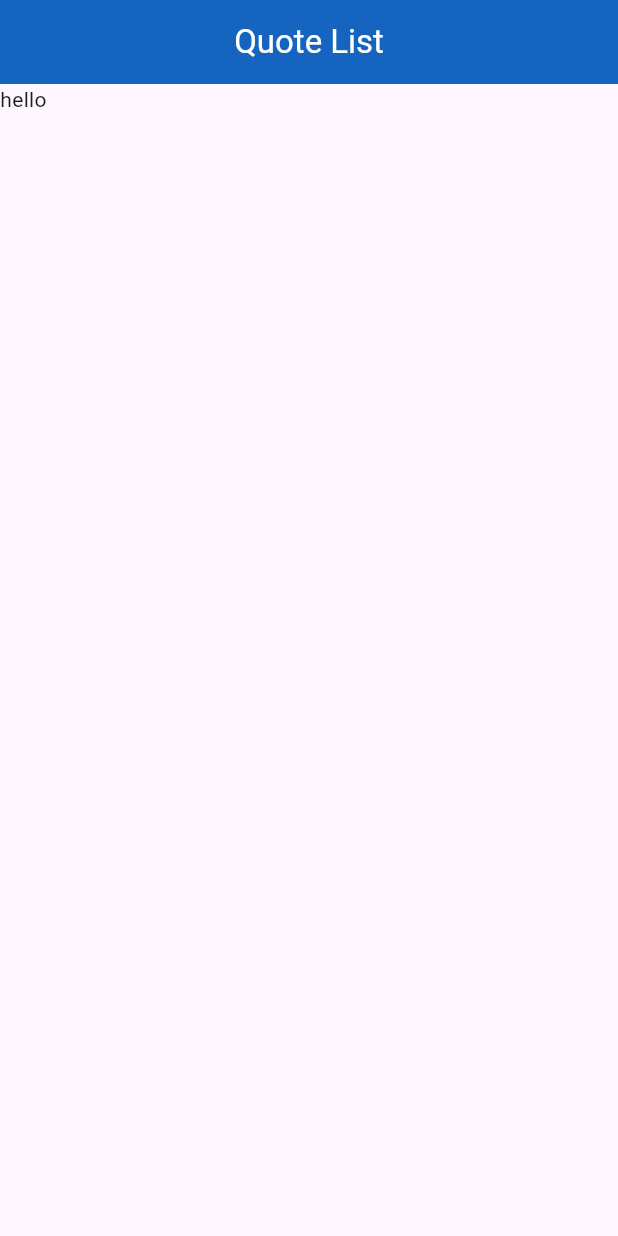
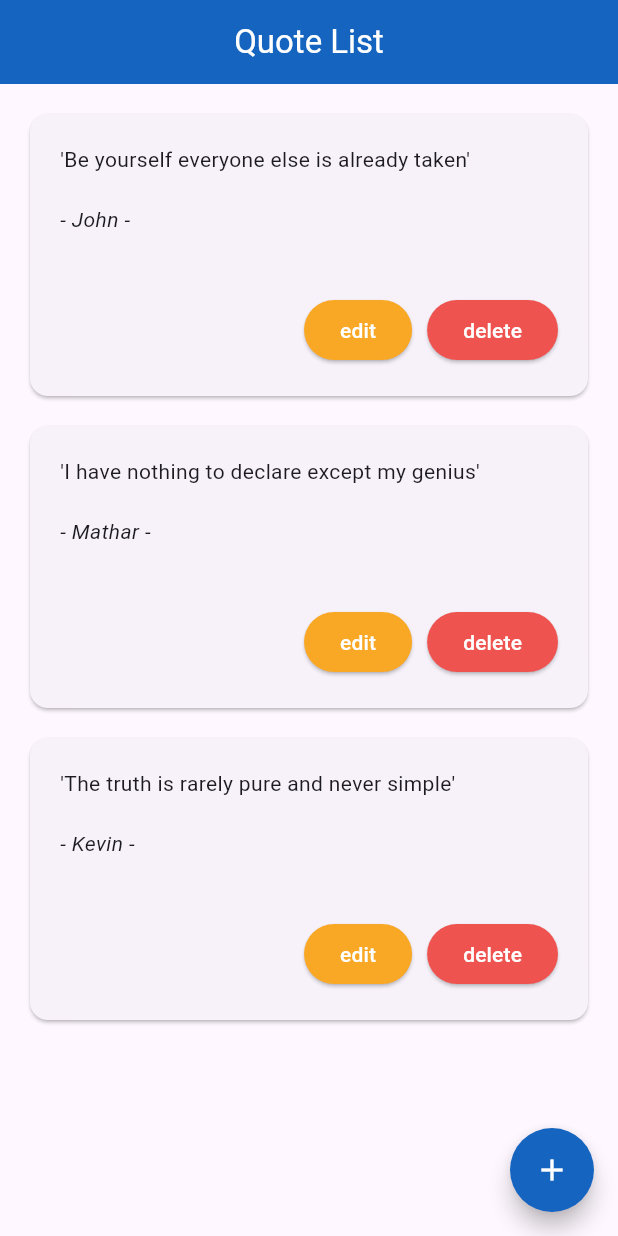
Before and after one commit to BinhNguyen3790/flutter_ninja, a Flutter app: the screen it shows after launch, on a phone screen of 412 x 824 dp. Run offline on Flutter 3.47's test engine with Material 3 defaults, Android fonts, the phone set to English and light mode, and no system bars.

```diff
--- a/lib/listdata-17.dart
+++ b/lib/listdata-17.dart
@@ -1,7 +1,138 @@
 import 'package:flutter/material.dart';
 
-class QuoteList extends StatelessWidget {
+class QuoteList extends StatefulWidget {
   const QuoteList({super.key});
+
+  @override
+  State<QuoteList> createState() => _QuoteListState();
+}
+
+class _QuoteListState extends State<QuoteList> {
+  List<Quotes> quotes = [
+    Quotes(author: "John", text: "Be yourself everyone else is already taken"),
+    Quotes(
+      author: "Mathar",
+      text: "I have nothing to declare except my genius",
+    ),
+    Quotes(author: "Kevin", text: "The truth is rarely pure and never simple"),
+  ];
+
+  void handleDelete(quote) {
+    setState(() {
+      quotes.remove(quote);
+      print("handle delete");
+    });
+  }
+
+  void handleAdd(String text, String author) {
+    setState(() {
+      quotes.add(Quotes(text: text, author: author));
+      print("add quote");
+    });
+  }
+
+  void handleEdit(int index, String text, String author) {
+    setState(() {
+      quotes[index].text = text;
+      quotes[index].author = author;
+    });
+  }
+
+  void showAddQuoteDialog() {
+    String newText = '';
+    String newAuthor = '';
+    showDialog(
+      context: context,
+      builder: (BuildContext context) {
+        return AlertDialog(
+          title: Text("Add a new Quote"),
+          content: Column(
+            mainAxisSize: MainAxisSize.min,
+            children: [
+              TextField(
+                decoration: InputDecoration(labelText: "Text"),
+                onChanged: (value) {
+                  newText = value;
+                },
+              ),
+              TextField(
+                decoration: InputDecoration(labelText: "Author"),
+                onChanged: (value) {
+                  newAuthor = value;
+                },
+              ),
+            ],
+          ),
+          actions: [
+            TextButton(
+              onPressed: () {
+                Navigator.of(context).pop();
+              },
+              child: Text("Cancel"),
+            ),
+            ElevatedButton(
+              onPressed: () {
+                if (newText.isNotEmpty && newAuthor.isNotEmpty) {
+                  handleAdd(newText, newAuthor);
+                  Navigator.of(context).pop();
+                }
+              },
+              child: Text("Add"),
+            ),
+          ],
+        );
+      },
+    );
+  }
+
+  void showEditQuoteDialog(int index) {
+    String updatedText = quotes[index].text;
+    String updatedAuthor = quotes[index].author;
+    showDialog(
+      context: context,
+      builder: (BuildContext context) {
+        return AlertDialog(
+          title: Text("Edit Quote"),
+          content: Column(
+            mainAxisSize: MainAxisSize.min,
+            children: [
+              TextField(
+                decoration: InputDecoration(labelText: "Text"),
+                controller: TextEditingController(text: updatedText),
+                onChanged: (value) {
+                  updatedText = value;
+                },
+              ),
+              TextField(
+                decoration: InputDecoration(labelText: "Author"),
+                controller: TextEditingController(text: updatedAuthor),
+                onChanged: (value) {
+                  updatedAuthor = value;
+                },
+              ),
+            ],
+          ),
+          actions: [
+            TextButton(
+              onPressed: () {
+                Navigator.of(context).pop(); // Close dialog
+              },
+              child: Text("Cancel"),
+            ),
+            ElevatedButton(
+              onPressed: () {
+                if (updatedText.isNotEmpty && updatedAuthor.isNotEmpty) {
+                  handleEdit(index, updatedText, updatedAuthor);
+                  Navigator.of(context).pop(); // Close dialog
+                }
+              },
+              child: Text("Save"),
+            ),
+          ],
+        );
+      },
+    );
+  }
 
   @override
   Widget build(BuildContext context) {
@@ -12,7 +143,86 @@ class QuoteList extends StatelessWidget {
         centerTitle: true,
         foregroundColor: Colors.white,
       ),
-      body: Text("hello"),
+      body: ListView.builder(
+        itemCount: quotes.length,
+        itemBuilder: (context, index) {
+          return CartList(
+            quote: quotes[index],
+            delete: () => handleDelete(quotes[index]),
+            edit: () => showEditQuoteDialog(index),
+          );
+        },
+      ),
+      floatingActionButton: FloatingActionButton(
+        backgroundColor: Colors.blue[800],
+        foregroundColor: Colors.white,
+        onPressed: showAddQuoteDialog,
+        shape: RoundedRectangleBorder(borderRadius: BorderRadius.circular(50)),
+        child: Icon(Icons.add),
+      ),
     );
   }
 }
+
+class Quotes {
+  String text;
+  String author;
+  Quotes({required this.text, required this.author});
+}
+
+class CartList extends StatelessWidget {
+  const CartList({
+    super.key,
+    required this.quote,
+    required this.delete,
+    required this.edit,
+  });
+
+  final Quotes quote;
+  final Function() delete;
+  final Function() edit;
+
+  @override
+  Widget build(BuildContext context) {
+    return Card(
+      margin: EdgeInsets.fromLTRB(20, 20, 20, 0),
+      child: Padding(
+        padding: EdgeInsets.all(20),
+        child: Column(
+          crossAxisAlignment: CrossAxisAlignment.stretch,
+          children: [
+            Text("'${quote.text}'"),
+            SizedBox(height: 20),
+            Text(
+              "- ${quote.author} -",
+              style: TextStyle(
+                fontStyle: FontStyle.italic,
+              ),
+            ),
+            SizedBox(height: 40),
+            Row(
+              mainAxisAlignment: MainAxisAlignment.end,
+              children: [
+                ElevatedButton(
+                  style: ElevatedButton.styleFrom(
+                    backgroundColor: Colors.yellow[800],
+                  ),
+                  onPressed: edit,
+                  child: Text("edit", style: TextStyle(color: Colors.white)),
+                ),
+                SizedBox(width: 10),
+                ElevatedButton(
+                  style: ElevatedButton.styleFrom(
+                    backgroundColor: Colors.red[400],
+                  ),
+                  onPressed: delete,
+                  child: Text("delete", style: TextStyle(color: Colors.white)),
+                ),
+              ],
+            ),
+          ],
+        ),
+      ),
+    );
+  }
+}
```
